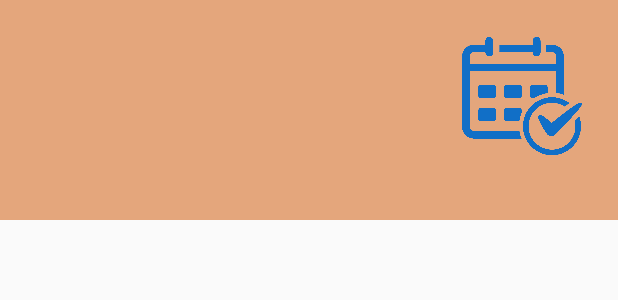
After one commit to DonaldMbara/Link-Online-Tutoring-App-, an Android app: the layout eventholder.xml on its own in the app's theme, with its tools: preview values and no code run, on a phone screen of 412 x 824 dp. The commit adds this screen. Shown: the top 300 px of the screen. Run offline under Robolectric (Android 15) with nearby library versions, the phone set to English and light mode, and no system bars; Roboto replaces fonts that are not available here.

Commit message:
Added Show events function

```diff
--- a/app/src/main/java/com/example/link_online_tutoring_app_/AptListUser/ListUsers_Adapter.java
+++ b/app/src/main/java/com/example/link_online_tutoring_app_/AptListUser/ListUsers_Adapter.java
@@ -2,7 +2,6 @@ package com.example.link_online_tutoring_app_.AptListUser;
 
 import android.content.Context;
 import android.content.Intent;
-import android.util.Log;
 import android.view.LayoutInflater;
 import android.view.View;
 import android.view.ViewGroup;
@@ -11,7 +10,7 @@ import androidx.annotation.NonNull;
 import androidx.recyclerview.widget.RecyclerView;
 
 import com.example.link_online_tutoring_app_.R;
-import com.example.link_online_tutoring_app_.ScheduleActivity;
+import com.example.link_online_tutoring_app_.Schedule.ScheduleActivity;
 
 import java.util.ArrayList;
 
--- /dev/null
+++ b/app/src/main/res/layout/eventholder.xml
@@ -0,0 +1,52 @@
+<?xml version="1.0" encoding="utf-8"?>
+<LinearLayout xmlns:android="http://schemas.android.com/apk/res/android"
+    xmlns:app="http://schemas.android.com/apk/res-auto"
+    android:orientation="vertical"
+    android:layout_width="match_parent"
+    app:cardUseCompatPadding="true"
+    android:background="@color/EvenColor"
+    android:layout_height="wrap_content">
+
+    <RelativeLayout
+        android:layout_width="match_parent"
+        android:layout_height="wrap_content"
+        android:padding="24dp">
+
+        <TextView
+            android:id="@+id/availability"
+            android:layout_width="wrap_content"
+            android:layout_height="wrap_content"
+            android:textSize="18dp" />
+
+        <TextView
+            android:id="@+id/time"
+            android:layout_width="wrap_content"
+            android:layout_height="wrap_content"
+            android:layout_below="@+id/availability"
+            android:textSize="18dp" />
+
+        <TextView
+            android:id="@+id/day"
+            android:layout_width="wrap_content"
+            android:layout_height="wrap_content"
+            android:layout_below="@+id/time"
+            android:textSize="18dp" />
+
+        <TextView
+            android:id="@+id/month"
+            android:layout_width="wrap_content"
+            android:layout_height="wrap_content"
+            android:layout_below="@+id/day"
+            android:textSize="18dp" />
+
+        <ImageView
+            android:id="@+id/somepng"
+            android:layout_width="80dp"
+            android:layout_height="80dp"
+            android:layout_alignParentRight="true"
+            android:src="@drawable/aptpng" />
+
+    </RelativeLayout>>
+
+
+</LinearLayout>
--- a/app/src/main/res/values/colors.xml
+++ b/app/src/main/res/values/colors.xml
@@ -7,5 +7,6 @@
     <color name="JustBlack">#070707</color>
     <color name="white">#D3D3D3</color>
     <color name="SortOfwhite">#F8F8E8</color>
+    <color name="EvenColor">#E4A67C</color>
 
 </resources>
```
Also changed, not shown: app/src/main/java/com/example/link_online_tutoring_app_/AptListUser/Apt_ListUsers.java (+2 -10 lines), app/src/main/java/com/example/link_online_tutoring_app_/Schedule/EventAdapter.java (added, +44 -0 lines), app/src/main/java/com/example/link_online_tutoring_app_/Schedule/EventHolder.java (added, +24 -0 lines), app/src/main/java/com/example/link_online_tutoring_app_/Schedule/ScheduleActivity.java (added, +181 -0 lines), app/src/main/java/com/example/link_online_tutoring_app_/Schedule/ScheduleModel.java (added, +40 -0 lines), app/src/main/java/com/example/link_online_tutoring_app_/ScheduleActivity.java (deleted, +0 -13 lines), app/src/main/res/layout/schedule_activity.xml (+9 -1 lines), app/src/main/res/drawable/aptpng.png (added).
